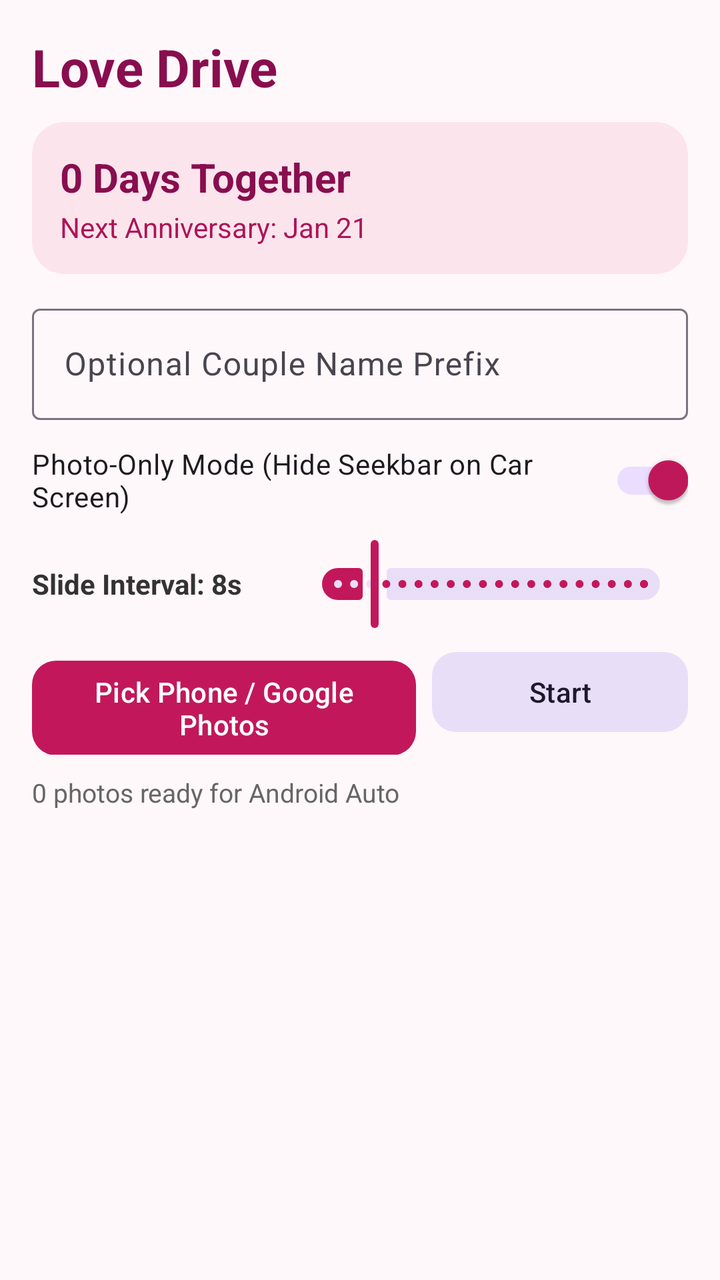
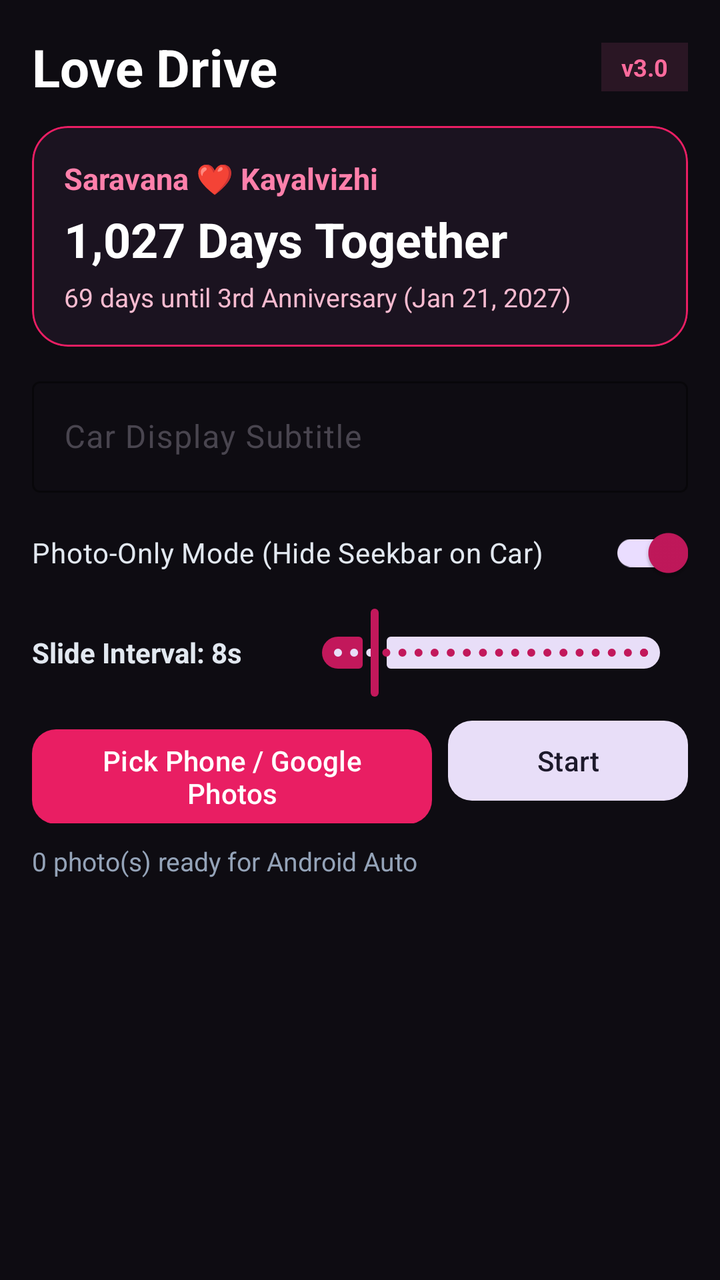

Before-and-after screenshots of an Android layout around one commit, followed by the original layout XML and the change that was made.
<!-- AndroidManifest.xml: application theme Theme.LoveDrive -->
<!-- res/layout/activity_main.xml -->
<?xml version="1.0" encoding="utf-8"?>
<LinearLayout xmlns:android="http://schemas.android.com/apk/res/android"
    xmlns:app="http://schemas.android.com/apk/res-auto"
    android:layout_width="match_parent"
    android:layout_height="match_parent"
    android:orientation="vertical"
    android:padding="16dp"
    android:background="#FFF8FA">

    <TextView
        android:layout_width="match_parent"
        android:layout_height="wrap_content"
        android:text="Love Drive"
        android:textSize="26sp"
        android:textStyle="bold"
        android:textColor="#880E4F" />

    <com.google.android.material.card.MaterialCardView
        android:layout_width="match_parent"
        android:layout_height="wrap_content"
        android:layout_marginTop="10dp"
        app:cardCornerRadius="16dp"
        app:cardBackgroundColor="#FCE4EC"
        app:strokeWidth="0dp">

        <LinearLayout
            android:layout_width="match_parent"
            android:layout_height="wrap_content"
            android:orientation="vertical"
            android:padding="14dp">

            <TextView
                android:id="@+id/tvDaysTogether"
                android:layout_width="match_parent"
                android:layout_height="wrap_content"
                android:text="0 Days Together"
                android:textSize="20sp"
                android:textStyle="bold"
                android:textColor="#880E4F" />

            <TextView
                android:id="@+id/tvNextAnniversary"
                android:layout_width="match_parent"
                android:layout_height="wrap_content"
                android:layout_marginTop="2dp"
                android:text="Next Anniversary: Jan 21"
                android:textSize="14sp"
                android:textColor="#AD1457" />
        </LinearLayout>
    </com.google.android.material.card.MaterialCardView>

    <com.google.android.material.textfield.TextInputLayout
        android:layout_width="match_parent"
        android:layout_height="wrap_content"
        android:layout_marginTop="12dp"
        android:hint="Optional Couple Name Prefix"
        style="@style/Widget.Material3.TextInputLayout.OutlinedBox">

        <com.google.android.material.textfield.TextInputEditText
            android:id="@+id/etSubtitle"
            android:layout_width="match_parent"
            android:layout_height="wrap_content"
            android:singleLine="true" />
    </com.google.android.material.textfield.TextInputLayout>

    <com.google.android.material.switchmaterial.SwitchMaterial
        android:id="@+id/switchHideSeekbar"
        android:layout_width="match_parent"
        android:layout_height="wrap_content"
        android:layout_marginTop="6dp"
        android:text="Photo-Only Mode (Hide Seekbar on Car Screen)"
        android:checked="true" />

    <LinearLayout
        android:layout_width="match_parent"
        android:layout_height="wrap_content"
        android:layout_marginTop="4dp"
        android:gravity="center_vertical"
        android:orientation="horizontal">

        <TextView
            android:id="@+id/tvIntervalLabel"
            android:layout_width="0dp"
            android:layout_height="wrap_content"
            android:layout_weight="1"
            android:text="Slide Interval: 8s"
            android:textSize="14sp"
            android:textStyle="bold"
            android:textColor="#333333" />

        <com.google.android.material.slider.Slider
            android:id="@+id/sliderInterval"
            android:layout_width="0dp"
            android:layout_height="wrap_content"
            android:layout_weight="1.5"
            android:valueFrom="5"
            android:valueTo="30"
            android:stepSize="1"
            android:value="8" />
    </LinearLayout>

    <LinearLayout
        android:layout_width="match_parent"
        android:layout_height="wrap_content"
        android:layout_marginTop="6dp"
        android:orientation="horizontal">

        <com.google.android.material.button.MaterialButton
            android:id="@+id/btnAddPhotos"
            android:layout_width="0dp"
            android:layout_height="wrap_content"
            android:layout_weight="1.2"
            android:layout_marginEnd="8dp"
            android:text="Pick Phone / Google Photos"
            app:cornerRadius="12dp" />

        <com.google.android.material.button.MaterialButton
            android:id="@+id/btnTogglePlay"
            style="@style/Widget.Material3.Button.TonalButton"
            android:layout_width="0dp"
            android:layout_height="wrap_content"
            android:layout_weight="0.8"
            android:text="Start"
            app:cornerRadius="12dp" />
    </LinearLayout>

    <TextView
        android:id="@+id/tvCount"
        android:layout_width="match_parent"
        android:layout_height="wrap_content"
        android:layout_marginTop="10dp"
        android:text="0 photos ready for Android Auto"
        android:textSize="13sp"
        android:textColor="#666666" />

    <androidx.recyclerview.widget.RecyclerView
        android:id="@+id/rvPhotos"
        android:layout_width="match_parent"
        android:layout_height="0dp"
        android:layout_weight="1"
        android:layout_marginTop="8dp" />

</LinearLayout>
<!-- resources referenced by this layout -->
<resources>
  <style name="Theme.LoveDrive" parent="Theme.Material3.DayNight.NoActionBar">
          <item name="colorPrimary">#C2185B</item>
          <item name="colorOnPrimary">#FFFFFF</item>
          <item name="colorSecondary">#AD1457</item>
          <item name="android:statusBarColor">#880E4F</item>
      </style>
</resources>

<!-- the commit's change to res/layout/activity_main.xml (unified diff, before → after) -->
@@ -5,47 +5,76 @@
     android:layout_height="match_parent"
     android:orientation="vertical"
     android:padding="16dp"
-    android:background="#FFF8FA">
+    android:background="#0E0C12">
 
-    <TextView
+    <LinearLayout
         android:layout_width="match_parent"
         android:layout_height="wrap_content"
-        android:text="Love Drive"
-        android:textSize="26sp"
-        android:textStyle="bold"
-        android:textColor="#880E4F" />
+        android:gravity="center_vertical"
+        android:orientation="horizontal">
+
+        <TextView
+            android:layout_width="0dp"
+            android:layout_height="wrap_content"
+            android:layout_weight="1"
+            android:text="Love Drive"
+            android:textSize="26sp"
+            android:textStyle="bold"
+            android:textColor="#FFFFFF" />
+
+        <TextView
+            android:layout_width="wrap_content"
+            android:layout_height="wrap_content"
+            android:background="#2A1624"
+            android:paddingHorizontal="10dp"
+            android:paddingVertical="4dp"
+            android:text="v3.0"
+            android:textSize="12sp"
+            android:textStyle="bold"
+            android:textColor="#FF6B9D" />
+    </LinearLayout>
 
     <com.google.android.material.card.MaterialCardView
         android:layout_width="match_parent"
         android:layout_height="wrap_content"
-        android:layout_marginTop="10dp"
-        app:cardCornerRadius="16dp"
-        app:cardBackgroundColor="#FCE4EC"
-        app:strokeWidth="0dp">
+        android:layout_marginTop="12dp"
+        app:cardCornerRadius="18dp"
+        app:cardBackgroundColor="#1B1320"
+        app:strokeColor="#E91E63"
+        app:strokeWidth="1dp">
 
         <LinearLayout
             android:layout_width="match_parent"
             android:layout_height="wrap_content"
             android:orientation="vertical"
-            android:padding="14dp">
+            android:padding="16dp">
+
+            <TextView
+                android:layout_width="match_parent"
+                android:layout_height="wrap_content"
+                android:text="Saravana ❤️ Kayalvizhi"
+                android:textSize="15sp"
+                android:textStyle="bold"
+                android:textColor="#FF80AB" />
 
             <TextView
                 android:id="@+id/tvDaysTogether"
                 android:layout_width="match_parent"
                 android:layout_height="wrap_content"
-                android:text="0 Days Together"
-                android:textSize="20sp"
+                android:layout_marginTop="4dp"
+                android:text="1,027 Days Together"
+                android:textSize="24sp"
                 android:textStyle="bold"
-                android:textColor="#880E4F" />
+                android:textColor="#FFFFFF" />
 
             <TextView
                 android:id="@+id/tvNextAnniversary"
                 android:layout_width="match_parent"
                 android:layout_height="wrap_content"
-                android:layout_marginTop="2dp"
-                android:text="Next Anniversary: Jan 21"
-                android:textSize="14sp"
-                android:textColor="#AD1457" />
+                android:layout_marginTop="4dp"
+                android:text="69 days until 3rd Anniversary (Jan 21, 2027)"
+                android:textSize="13sp"
+                android:textColor="#F8BBD0" />
         </LinearLayout>
     </com.google.android.material.card.MaterialCardView>
 
@@ -53,13 +82,16 @@
         android:layout_width="match_parent"
         android:layout_height="wrap_content"
         android:layout_marginTop="12dp"
-        android:hint="Optional Couple Name Prefix"
+        android:hint="Car Display Subtitle"
+        app:boxStrokeColor="#E91E63"
+        app:hintTextColor="#FF80AB"
         style="@style/Widget.Material3.TextInputLayout.OutlinedBox">
 
         <com.google.android.material.textfield.TextInputEditText
             android:id="@+id/etSubtitle"
             android:layout_width="match_parent"
             android:layout_height="wrap_content"
+            android:textColor="#FFFFFF"
             android:singleLine="true" />
     </com.google.android.material.textfield.TextInputLayout>
 
@@ -68,13 +100,14 @@
         android:layout_width="match_parent"
         android:layout_height="wrap_content"
         android:layout_marginTop="6dp"
-        android:text="Photo-Only Mode (Hide Seekbar on Car Screen)"
+        android:text="Photo-Only Mode (Hide Seekbar on Car)"
+        android:textColor="#E2E8F0"
         android:checked="true" />
 
     <LinearLayout
         android:layout_width="match_parent"
         android:layout_height="wrap_content"
-        android:layout_marginTop="4dp"
+        android:layout_marginTop="2dp"
         android:gravity="center_vertical"
         android:orientation="horizontal">
 
@@ -86,7 +119,7 @@
             android:text="Slide Interval: 8s"
             android:textSize="14sp"
             android:textStyle="bold"
-            android:textColor="#333333" />
+            android:textColor="#E2E8F0" />
 
         <com.google.android.material.slider.Slider
             android:id="@+id/sliderInterval"
@@ -109,9 +142,10 @@
             android:id="@+id/btnAddPhotos"
             android:layout_width="0dp"
             android:layout_height="wrap_content"
-            android:layout_weight="1.2"
+            android:layout_weight="1.25"
             android:layout_marginEnd="8dp"
             android:text="Pick Phone / Google Photos"
+            app:backgroundTint="#E91E63"
             app:cornerRadius="12dp" />
 
         <com.google.android.material.button.MaterialButton
@@ -119,7 +153,7 @@
             style="@style/Widget.Material3.Button.TonalButton"
             android:layout_width="0dp"
             android:layout_height="wrap_content"
-            android:layout_weight="0.8"
+            android:layout_weight="0.75"
             android:text="Start"
             app:cornerRadius="12dp" />
     </LinearLayout>
@@ -129,9 +163,9 @@
         android:layout_width="match_parent"
         android:layout_height="wrap_content"
         android:layout_marginTop="10dp"
-        android:text="0 photos ready for Android Auto"
+        android:text="0 photo(s) ready for Android Auto"
         android:textSize="13sp"
-        android:textColor="#666666" />
+        android:textColor="#94A3B8" />
 
     <androidx.recyclerview.widget.RecyclerView
         android:id="@+id/rvPhotos"
